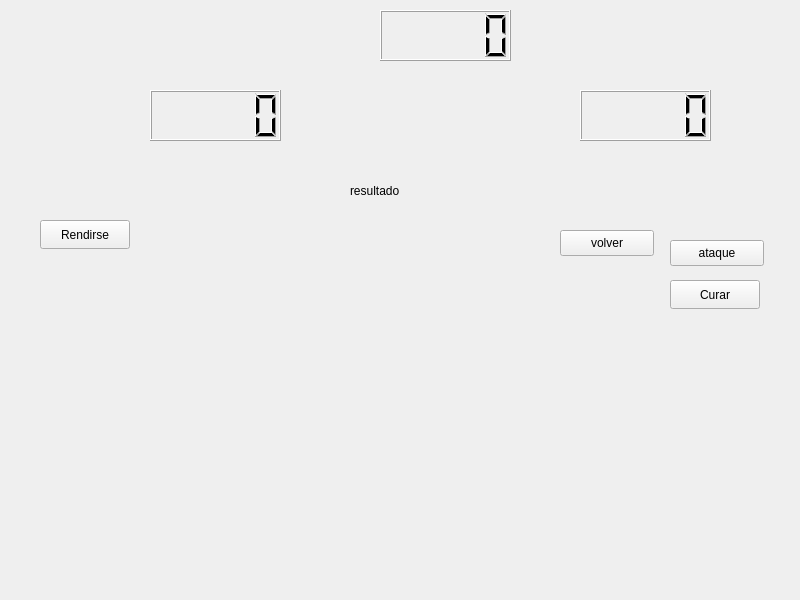
Qt form PrayToWin/mainwindow.ui (tomachiro/proyecto-tel102-Pray-to-Win) before a commit.
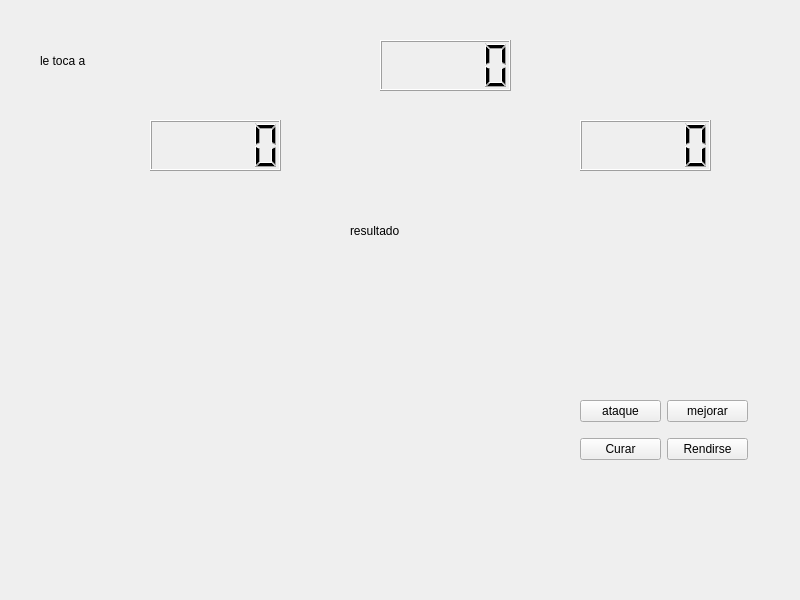
The same form after that commit. The open tabs and pages were chosen to show the change.

Commit message: Avances qt se implementaron los siguientes tabs: -ganador -select_name se modificaron los siguientes tabs: -juego -menu_i -personajes

What changed in the file:
```diff
--- a/PrayToWin/mainwindow.ui
+++ b/PrayToWin/mainwindow.ui
@@ -18,7 +18,7 @@
     <property name="geometry">
      <rect>
       <x>0</x>
-      <y>-10</y>
+      <y>20</y>
       <width>801</width>
       <height>551</height>
      </rect>
@@ -40,34 +40,75 @@
        <string>jugar</string>
       </property>
      </widget>
-    </widget>
-    <widget class="QWidget" name="juego">
-     <widget class="QPushButton" name="mejorar">
+     <widget class="QPushButton" name="config">
       <property name="geometry">
        <rect>
-        <x>560</x>
+        <x>370</x>
         <y>240</y>
         <width>94</width>
         <height>26</height>
        </rect>
       </property>
       <property name="text">
-       <string>volver</string>
+       <string>configuracion</string>
       </property>
      </widget>
-     <widget class="QPushButton" name="ataque">
+     <widget class="QPushButton" name="reglas">
       <property name="geometry">
        <rect>
-        <x>670</x>
-        <y>250</y>
+        <x>370</x>
+        <y>280</y>
         <width>94</width>
         <height>26</height>
        </rect>
       </property>
       <property name="text">
-       <string>ataque</string>
+       <string>reglas</string>
       </property>
      </widget>
+     <widget class="QPushButton" name="salir">
+      <property name="geometry">
+       <rect>
+        <x>370</x>
+        <y>320</y>
+        <width>94</width>
+        <height>26</height>
+       </rect>
+      </property>
+      <property name="text">
+       <string>salir</string>
+      </property>
+     </widget>
+    </widget>
+    <widget class="QWidget" name="ganador">
+     <widget class="QLabel" name="resultado">
+      <property name="geometry">
+       <rect>
+        <x>310</x>
+        <y>120</y>
+        <width>141</width>
+        <height>41</height>
+       </rect>
+      </property>
+      <property name="text">
+       <string>resultado</string>
+      </property>
+     </widget>
+     <widget class="QPushButton" name="reiniciar">
+      <property name="geometry">
+       <rect>
+        <x>360</x>
+        <y>260</y>
+        <width>80</width>
+        <height>26</height>
+       </rect>
+      </property>
+      <property name="text">
+       <string>siguiente</string>
+      </property>
+     </widget>
+    </widget>
+    <widget class="QWidget" name="juego">
      <widget class="QLCDNumber" name="vida_j2">
       <property name="geometry">
        <rect>
@@ -98,11 +139,11 @@
        </rect>
       </property>
      </widget>
-     <widget class="QLabel" name="resultado">
+     <widget class="QLabel" name="accion">
       <property name="geometry">
        <rect>
         <x>350</x>
-        <y>180</y>
+        <y>190</y>
         <width>141</width>
         <height>41</height>
        </rect>
@@ -111,30 +152,57 @@
        <string>resultado</string>
       </property>
      </widget>
-     <widget class="QPushButton" name="rendirse">
+     <widget class="QWidget" name="gridLayoutWidget">
+      <property name="geometry">
+       <rect>
+        <x>580</x>
+        <y>370</y>
+        <width>168</width>
+        <height>80</height>
+       </rect>
+      </property>
+      <layout class="QGridLayout" name="gridLayout">
+       <item row="0" column="1">
+        <widget class="QPushButton" name="mejorar">
+         <property name="text">
+          <string>mejorar</string>
+         </property>
+        </widget>
+       </item>
+       <item row="0" column="0">
+        <widget class="QPushButton" name="ataque">
+         <property name="text">
+          <string>ataque</string>
+         </property>
+        </widget>
+       </item>
+       <item row="1" column="0">
+        <widget class="QPushButton" name="curacion">
+         <property name="text">
+          <string>Curar</string>
+         </property>
+        </widget>
+       </item>
+       <item row="1" column="1">
+        <widget class="QPushButton" name="rendirse">
+         <property name="text">
+          <string>Rendirse</string>
+         </property>
+        </widget>
+       </item>
+      </layout>
+     </widget>
+     <widget class="QLabel" name="letoca">
       <property name="geometry">
        <rect>
         <x>40</x>
-        <y>230</y>
-        <width>90</width>
-        <height>29</height>
+        <y>20</y>
+        <width>141</width>
+        <height>41</height>
        </rect>
       </property>
       <property name="text">
-       <string>Rendirse</string>
-      </property>
-     </widget>
-     <widget class="QPushButton" name="curacion">
-      <property name="geometry">
-       <rect>
-        <x>670</x>
-        <y>290</y>
-        <width>90</width>
-        <height>29</height>
-       </rect>
-      </property>
-      <property name="text">
-       <string>Curar</string>
+       <string>le toca a</string>
       </property>
      </widget>
     </widget>
```
Left out of the diff: 102 changed lines with no effect on the pictures. The commit also changes 3 other files.
